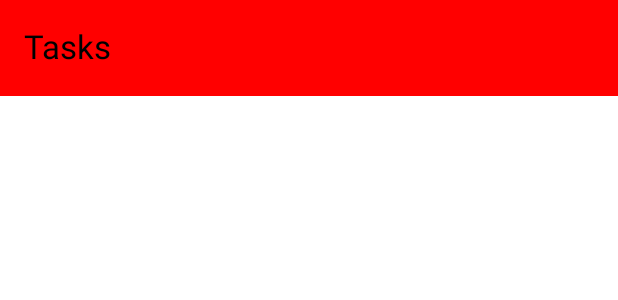
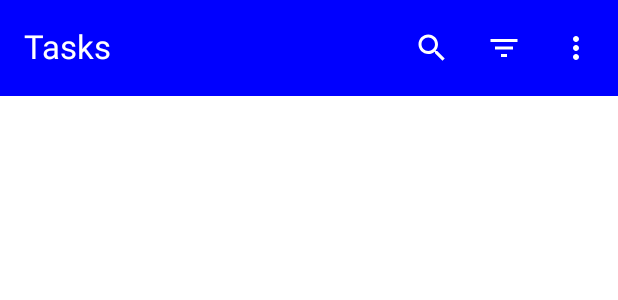
Before and after one commit to esatsatan/JetpackComposeNoteApp, an Android app built with Jetpack Compose: the @Preview function PreviewLAppBar, on a phone screen of 412 x 824 dp. Shown: the top 300 px of the screen. Run offline under Robolectric (Android 15) with nearby library versions, the phone set to English and light mode, and no system bars.

```diff
--- a/app/src/main/java/com/example/jetpackcomposenoteapp/components/ListAppBar.kt
+++ b/app/src/main/java/com/example/jetpackcomposenoteapp/components/ListAppBar.kt
@@ -1,37 +1,188 @@
 package com.example.jetpackcomposenoteapp.components
 
 import androidx.compose.foundation.background
+import androidx.compose.foundation.layout.padding
+import androidx.compose.material.icons.Icons
+import androidx.compose.material.icons.filled.Search
+import androidx.compose.material3.DropdownMenu
+import androidx.compose.material3.DropdownMenuItem
 import androidx.compose.material3.ExperimentalMaterial3Api
+import androidx.compose.material3.Icon
+import androidx.compose.material3.IconButton
+import androidx.compose.material3.LocalContentColor
 import androidx.compose.material3.MaterialTheme
 import androidx.compose.material3.Text
 import androidx.compose.material3.TopAppBar
 import androidx.compose.material3.TopAppBarColors
 import androidx.compose.material3.TopAppBarDefaults
 import androidx.compose.runtime.Composable
+import androidx.compose.runtime.getValue
+import androidx.compose.runtime.setValue
+import androidx.compose.runtime.mutableStateOf
+import androidx.compose.runtime.remember
 import androidx.compose.ui.Modifier
 import androidx.compose.ui.graphics.Color
+import androidx.compose.ui.res.painterResource
 import androidx.compose.ui.tooling.preview.Preview
+import androidx.compose.ui.unit.dp
+import com.example.jetpackcomposenoteapp.R
+import com.example.jetpackcomposenoteapp.data.models.Priority
 
 @Composable
 fun ListAppBar() {
-    DefaultListAppBar()
+    DefaultListAppBar(
+        onSearchClicked = {},
+        onSortClicked = {},
+        onDeleteClicked = {}
+    )
 }
 
 
 @OptIn(ExperimentalMaterial3Api::class)
 @Composable
-fun DefaultListAppBar() {
+fun DefaultListAppBar(
+    onSearchClicked: () -> Unit,
+    onSortClicked: (Priority) -> Unit,
+    onDeleteClicked: () -> Unit
+) {
     TopAppBar(
-        colors = TopAppBarDefaults.smallTopAppBarColors(containerColor = Color.Red),
+        colors = TopAppBarDefaults.smallTopAppBarColors(containerColor = Color.Blue),
         title = {
-            Text(text = "Tasks", color = Color.Black)
+            Text(text = "Tasks", color = Color.White)
         },
+        actions = {
+            ListAppBarActions(
+                onSearchClicked = onSearchClicked,
+                onSortClicked = onSortClicked,
+                onDeleteClicked = onDeleteClicked
+            )
+        }
 
     )
 }
 
 @Composable
+fun ListAppBarActions(
+    onSearchClicked: () -> Unit,
+    onSortClicked: (Priority) -> Unit,
+    onDeleteClicked: () -> Unit
+) {
+    SearchAction(onSearchClicked = onSearchClicked)
+    SortAction(onSortClicked = onSortClicked)
+    DeleteAllAction(onDeleteClicked = onDeleteClicked)
+}
+
+@Composable
+fun SearchAction(
+    onSearchClicked: () -> Unit
+) {
+    IconButton(onClick = { onSearchClicked() }) {
+        Icon(
+            imageVector = Icons.Filled.Search,
+            contentDescription = "Search Task",
+            tint = Color.White
+        )
+    }
+
+}
+
+@Composable
+fun SortAction(
+    onSortClicked: (Priority) -> Unit
+) {
+
+    var expanded by remember {
+        mutableStateOf(false)
+    }
+
+    IconButton(onClick = { expanded = true }) {
+        Icon(
+            painter = painterResource(id = R.drawable.ic_filter_list),
+            contentDescription = "Sort Tasks",
+            tint = Color.White
+        )
+        DropdownMenu(
+            expanded = expanded,
+            onDismissRequest = { expanded = false }
+        ) {
+            DropdownMenuItem(
+                text = { Text(text = "")},
+                onClick = {
+                    expanded = false
+                    onSortClicked(Priority.LOW)
+                },
+                leadingIcon = {
+                    PriorityItem(priority = Priority.LOW)
+                }
+            )
+            DropdownMenuItem(
+                text = { Text(text = "")},
+                onClick = {
+                    expanded = false
+                    onSortClicked(Priority.HIGH)
+                },
+                leadingIcon = {
+                    PriorityItem(priority = Priority.HIGH)
+                }
+            )
+            DropdownMenuItem(
+                text = { Text(text = "")},
+                onClick = {
+                    expanded = false
+                    onSortClicked(Priority.NONE)
+                },
+                leadingIcon = {
+                    PriorityItem(priority = Priority.NONE)
+                }
+            )
+
+        }
+
+    }
+
+}
+
+@Composable
+fun DeleteAllAction(
+    onDeleteClicked: () -> Unit
+) {
+
+    var expanded by remember {
+        mutableStateOf(false)
+    }
+
+    IconButton(onClick = { expanded = true }) {
+        Icon(
+            painter = painterResource(id = R.drawable.ic_vertical_menu),
+            contentDescription = "Delete",
+            tint = Color.White
+        )
+        DropdownMenu(
+            expanded = expanded,
+            onDismissRequest = { expanded = false }
+        ) {
+            DropdownMenuItem(
+                text = { Text(text = "Delete All", modifier = Modifier.padding(start = 16.dp)) },
+                onClick = {
+                    expanded = false
+                    onDeleteClicked()
+                },
+                //leadingIcon = {
+                //  Text(text = "Delete All")
+                //}
+            )
+
+
+        }
+    }
+}
+
+@Composable
 @Preview
 fun PreviewLAppBar() {
-    DefaultListAppBar()
+    DefaultListAppBar(
+        onSearchClicked = {},
+        onSortClicked = {},
+        onDeleteClicked = {}
+    )
 }
--- a/app/src/main/java/com/example/jetpackcomposenoteapp/navigation/destinations/ListComposable.kt
+++ b/app/src/main/java/com/example/jetpackcomposenoteapp/navigation/destinations/ListComposable.kt
@@ -9,7 +9,7 @@ import com.example.jetpackcomposenoteapp.util.Constants.LIST_SCREEN
 import com.example.jetpackcomposenoteapp.view.screens.ListScreen
 
 fun NavGraphBuilder.listComposable(
-    navigateToTaskScreen: (Int) -> Unit
+    navigateToTaskScreen: (taskId: Int) -> Unit
 ) {
     composable(
         route = LIST_SCREEN,
--- a/app/src/main/java/com/example/jetpackcomposenoteapp/view/screens/ListScreen.kt
+++ b/app/src/main/java/com/example/jetpackcomposenoteapp/view/screens/ListScreen.kt
@@ -16,7 +16,7 @@ import com.example.jetpackcomposenoteapp.components.ListAppBar
 @OptIn(ExperimentalMaterial3Api::class)
 @Composable
 fun ListScreen(
-    navigateToTaskScreen: (Int) -> Unit
+    navigateToTaskScreen: (taskId: Int) -> Unit
 ) {
 
     Scaffold(
@@ -33,7 +33,7 @@ fun ListScreen(
 
 @Composable
 fun ListFab(
-    onFabClicked: (Int) -> Unit
+    onFabClicked: (taskId: Int) -> Unit
 ) {
     FloatingActionButton(
         onClick = {
--- /dev/null
+++ b/app/src/main/res/drawable/ic_filter_list.xml
@@ -0,0 +1,5 @@
+<vector android:height="24dp" android:tint="#000000"
+    android:viewportHeight="24" android:viewportWidth="24"
+    android:width="24dp" xmlns:android="http://schemas.android.com/apk/res/android">
+    <path android:fillColor="@android:color/white" android:pathData="M10,18h4v-2h-4v2zM3,6v2h18L21,6L3,6zM6,13h12v-2L6,11v2z"/>
+</vector>
--- /dev/null
+++ b/app/src/main/res/drawable/ic_vertical_menu.xml
@@ -0,0 +1,5 @@
+<vector android:height="24dp" android:tint="#000000"
+    android:viewportHeight="24" android:viewportWidth="24"
+    android:width="24dp" xmlns:android="http://schemas.android.com/apk/res/android">
+    <path android:fillColor="@android:color/white" android:pathData="M12,8c1.1,0 2,-0.9 2,-2s-0.9,-2 -2,-2 -2,0.9 -2,2 0.9,2 2,2zM12,10c-1.1,0 -2,0.9 -2,2s0.9,2 2,2 2,-0.9 2,-2 -0.9,-2 -2,-2zM12,16c-1.1,0 -2,0.9 -2,2s0.9,2 2,2 2,-0.9 2,-2 -0.9,-2 -2,-2z"/>
+</vector>
```
Also changed, not shown: app/src/main/java/com/example/jetpackcomposenoteapp/components/PriorityItem.kt (added, +45 -0 lines).
